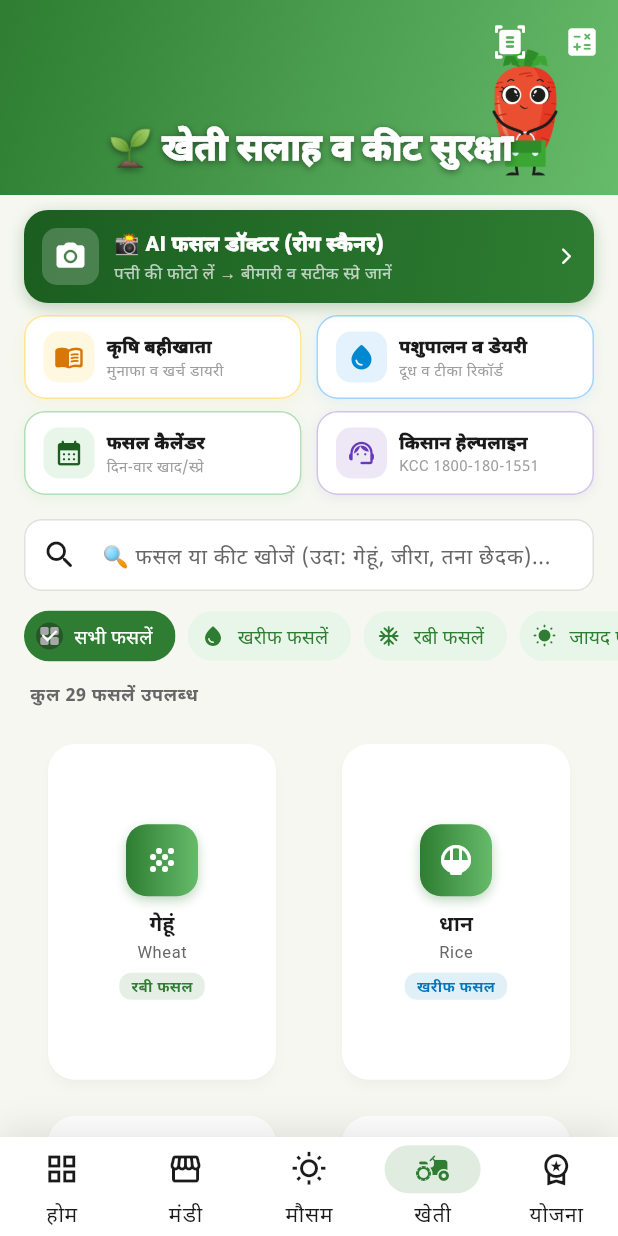
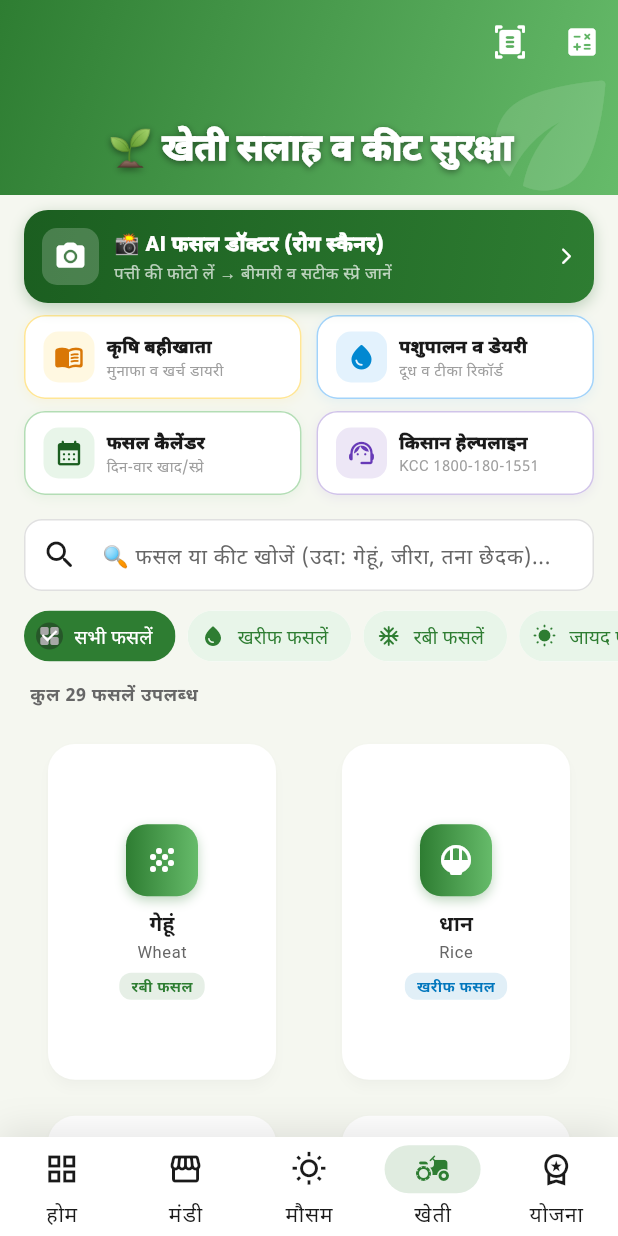
Before and after one commit to ushamdsu-lab/kisanmandibhav, a Flutter app: the screen it shows after launch, item 4 of the bottom bar chosen, on a phone screen of 412 x 824 dp. Run offline on Flutter 3.47's test engine with Material 3 defaults, Android fonts, the phone set to English and light mode, and no system bars; drawn by our look-alikes of flutter_animate; our stand-ins replace audioplayers, firebase_analytics, firebase_core, firebase_crashlytics, flutter_tts, geolocator and 7 more; missing offline and left inert: dart:html, dart:ui_web; accounts and stored records are empty; network calls fail.

Commit message:
fix(kheti): remove cartoon carrot mascot and ensure full 26+ crops load dynamically

```diff
--- a/lib/providers/kheti_provider.dart
+++ b/lib/providers/kheti_provider.dart
@@ -33,8 +33,8 @@ class KhetiProvider extends ChangeNotifier {
     return _fertilizers.where((f) => f.crops.contains(cropId)).toList();
   }
 
-  Future<void> loadData() async {
-    if (_crops.isNotEmpty) return; // Already loaded
+  Future<void> loadData({bool force = false}) async {
+    if (_crops.length > 10 && !force) return; // Full list already loaded
 
     _isLoading = true;
     _error = '';
--- a/lib/screens/kheti/kheti_screen.dart
+++ b/lib/screens/kheti/kheti_screen.dart
@@ -86,12 +86,12 @@ class _KhetiScreenState extends State<KhetiScreen> {
                     child: Stack(
                       children: [
                         Positioned(
-                          right: 12,
-                          bottom: 0,
-                          child: SizedBox(
-                            height: 110,
-                            width: 100,
-                            child: AppImages.carrotMascot,
+                          right: -10,
+                          bottom: -15,
+                          child: Icon(
+                            Icons.eco_rounded,
+                            size: 110,
+                            color: Colors.white.withValues(alpha: 0.12),
                           ),
                         ),
                       ],
--- a/lib/services/data_service.dart
+++ b/lib/services/data_service.dart
@@ -7,6 +7,9 @@ import '../models/helpline.dart';
 
 class DataService {
   static Future<List<Crop>> loadCrops() async {
+    try {
+      rootBundle.evict('assets/data/crops.json');
+    } catch (_) {}
     final String jsonStr = await rootBundle.loadString('assets/data/crops.json');
     final List<dynamic> jsonList = json.decode(jsonStr);
     return jsonList.map((e) => Crop.fromJson(e)).toList();
```
